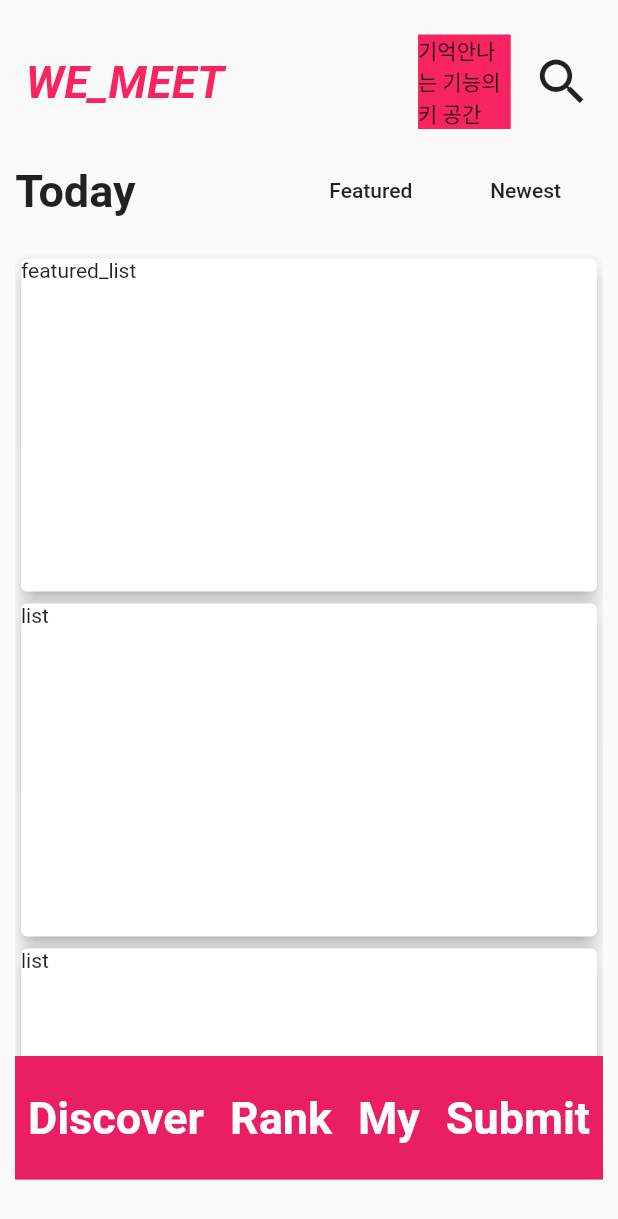
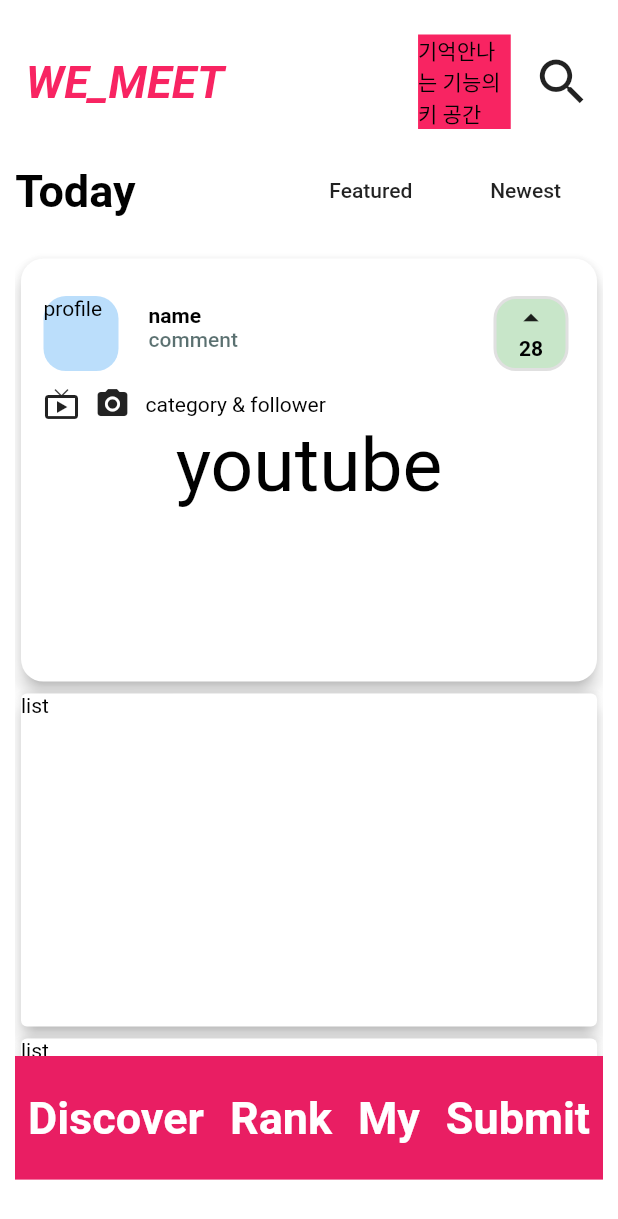
Before and after one commit to jeon-sanghyun/test, a Flutter app: the screen it shows after launch, after a tap on "Featured", on a phone screen of 412 x 824 dp. Shown: the top 1219 px of the screen. Run offline on Flutter 3.47's test engine with Material 2 defaults, Android fonts, the phone set to English and light mode, and no system bars.

Commit message:
리스트 카드 deco, 위젯추가로 init list에러 해결 완. 테마 추가 완. 리스트뷰빌더로 변경젯 필요, 프로필 및 랭크 클릭시 다음 위젯 필요.

```diff
--- a/lib/featured_list.dart
+++ b/lib/featured_list.dart
@@ -1,19 +1,98 @@
 import 'package:flutter/material.dart';
 
 class FeaturedList extends StatelessWidget {
-
   @override
   Widget build(BuildContext context) {
-    return ListView(
-      children: [Column(
-        mainAxisAlignment: MainAxisAlignment.spaceAround,
+    return ListView(children: [
+      Column(
         children: [
           Container(
-            height: 230,
+            height: 290,
             width: double.infinity,
             child: Card(
+              shape: RoundedRectangleBorder(
+                borderRadius: BorderRadius.circular(15),
+              ),
               elevation: 5,
-              child: Text('featured_list'),
+              child: Container(
+                  padding: EdgeInsets.all(15),
+                  child: Column(children: [
+                    Container(
+                      height: 70,
+                      child: Row(
+                        mainAxisAlignment: MainAxisAlignment.start,
+                        children: <Widget>[
+                          Container(
+                              decoration: BoxDecoration(
+                                color: Colors.blue[100],
+                                borderRadius: BorderRadius.circular(15),
+                              ),
+                              height: 50,
+                              width: 50,
+                              child: Text('profile')),
+                          Container(
+                            padding: EdgeInsets.only(left: 20, top: 15),
+                            width: 250,
+                            child: Column(
+                              crossAxisAlignment: CrossAxisAlignment.start,
+                              children: <Widget>[
+                                Text(
+                                  'name',
+                                  style: TextStyle(fontWeight: FontWeight.bold),
+                                ),
+                                Text(
+                                  'comment',
+                                  style: Theme.of(context).textTheme.body2,
+                                )
+                              ],
+                            ),
+                          ),
+                          Container(
+                              decoration: BoxDecoration(
+                                color: Colors.green[100],
+                                borderRadius: BorderRadius.circular(15),
+                                border: Border.all(
+                                  color: Colors.grey[300],
+                                  width: 2,
+                                ),
+                              ),
+                              height: 50,
+                              width: 50,
+                              child: Column(
+                                children: <Widget>[
+                                  Icon(
+                                    Icons.arrow_drop_up,
+                                    size: 25,
+                                  ),
+                                  Text(
+                                    '28',
+                                    style:
+                                        TextStyle(fontWeight: FontWeight.bold),
+                                  ),
+                                ],
+                              ))
+                        ],
+                      ),
+                    ),
+                    Container(
+                      child: Row(
+                        children: <Widget>[
+                          Icon(Icons.live_tv),
+                          SizedBox.fromSize(size: Size(10,0)),
+                          Icon(Icons.camera_alt),
+                          SizedBox.fromSize(size: Size(10,0)),
+                          Text(
+                            'category & follower',
+                          ),
+                        ],
+                      ),
+                    ),
+                    Container(
+                      child: Text(
+                        'youtube', style: TextStyle(fontSize: 50),
+                      ),
+                    ),
+                  ])),
             ),
           ),
           Container(
@@ -57,7 +136,7 @@ class FeaturedList extends StatelessWidget {
             ),
           ),
         ],
-      ),]
-    );
+      ),
+    ]);
   }
 }
--- a/lib/main.dart
+++ b/lib/main.dart
@@ -8,10 +8,25 @@ class MyApp extends StatelessWidget {
   @override
   Widget build(BuildContext context) {
     return MaterialApp(
-      // title: 'We Meet title',
       theme: ThemeData(
         primarySwatch: Colors.pink,
         primaryColor: Color(0xfff82462),
+        accentColor: Colors.amber,
+        canvasColor: Color.fromRGBO(255, 255, 255, 0.95),
+       // fontFamily: 'Raleway',
+        textTheme: ThemeData.light().textTheme.copyWith(
+              body1: TextStyle(
+                color: Color.fromRGBO(1, 1, 1, 1),
+              ),
+              body2: TextStyle(
+                color: Color.fromRGBO(20, 51, 51, 0.7),
+              ),
+              title: TextStyle(
+                fontSize: 20,
+                fontFamily: 'RobotoCondensed',
+                fontWeight: FontWeight.bold,
+              ),
+            ),
       ),
       home: MyHomePage(),
     );
@@ -28,16 +43,15 @@ class MyHomePage extends StatefulWidget {
 }
 
 class _MyHomePageState extends State<MyHomePage> {
-
-  String listselect='asdasd';
+  String listselect = 'asdasd';
 
   void click(String a) {
-    listselect =a;
-  //  print(listselect);
+    listselect = a;
+    //  print(listselect);
     setState(() {
       print(listselect);
     });
-   //  return a;
+    //  return a;
   }
 
   @override
@@ -109,23 +123,28 @@ class _MyHomePageState extends State<MyHomePage> {
                     width: mediaQuery.size.width * 0.25,
                     child: FlatButton(
                       child: Text('Featured'),
-                      onPressed: () {click('F');},
+                      onPressed: () {
+                        click('F');
+                      },
                     ),
                   ),
                   Container(
                     width: mediaQuery.size.width * 0.25,
                     child: FlatButton(
                       child: Text('Newest'),
-                      onPressed: () {click('N');},
+                      onPressed: () {
+                        click('N');
+                      },
                     ),
                   ),
                 ],
               ),
             ),
             Container(
+
               height: mediaQuery.size.height * 0.65,
-              child:
-              ArtistList(click, listselect),),
+              child: ArtistList(click, listselect),
+            ),
             Container(
               height: mediaQuery.size.height * 0.1,
               color: Colors.pink,
```
